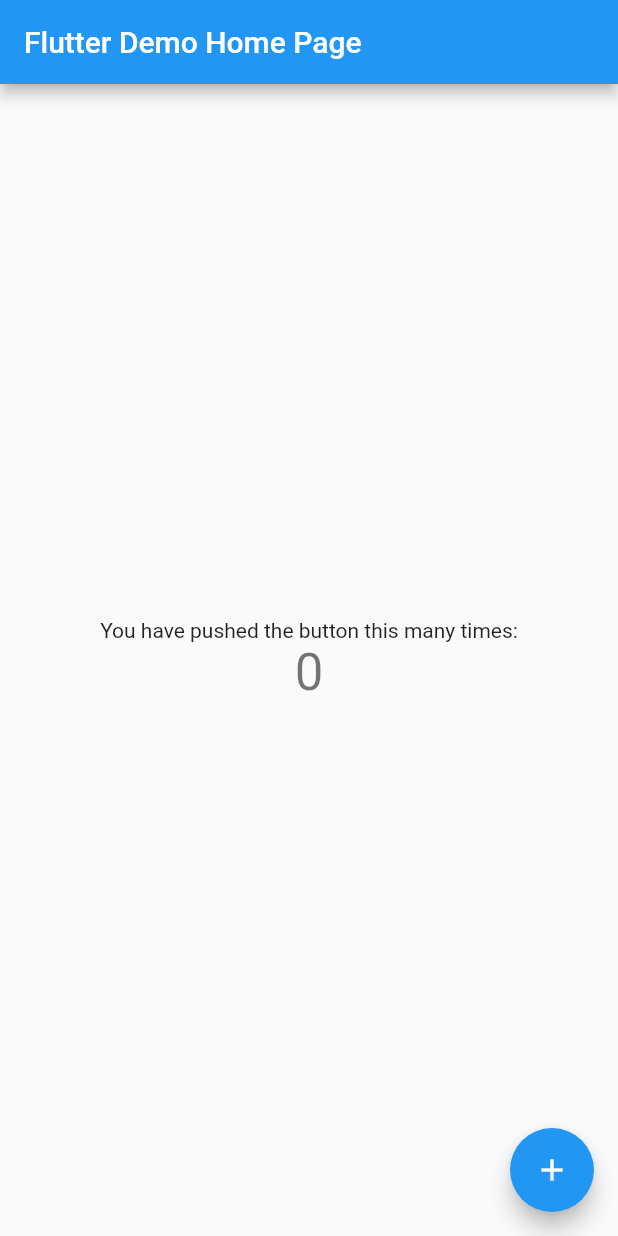
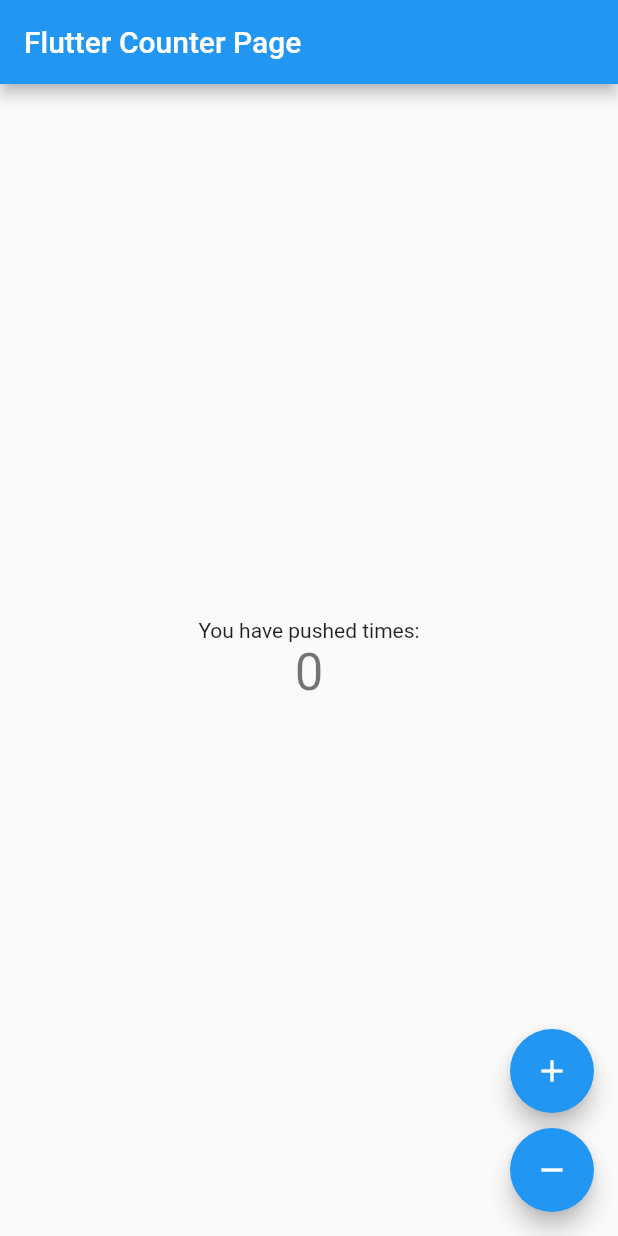
Before and after one commit to MinhCuongIT/flutter_web, a Flutter app: the screen it shows after launch, on a phone screen of 412 x 824 dp. Run offline on Flutter 3.47's test engine with Material 2 defaults, Android fonts, the phone set to English and light mode, and no system bars.

Commit message:
clean code

```diff
--- a/lib/main.dart
+++ b/lib/main.dart
@@ -7,39 +7,23 @@
 class MyApp extends StatelessWidget {
   const MyApp({super.key});
 
-  // This widget is the root of your application.
   @override
   Widget build(BuildContext context) {
     return MaterialApp(
-      title: 'Flutter Demo',
+      title: 'Flutter Counter',
       theme: ThemeData(
-        // This is the theme of your application.
-        //
-        // Try running your application with "flutter run". You'll see the
-        // application has a blue toolbar. Then, without quitting the app, try
-        // changing the primarySwatch below to Colors.green and then invoke
-        // "hot reload" (press "r" in the console where you ran "flutter run",
-        // or simply save your changes to "hot reload" in a Flutter IDE).
-        // Notice that the counter didn't reset back to zero; the application
-        // is not restarted.
         primarySwatch: Colors.blue,
       ),
-      home: const MyHomePage(title: 'Flutter Demo Home Page'),
+      home: const MyHomePage(title: 'Flutter Counter Page'),
     );
   }
 }
 
 class MyHomePage extends StatefulWidget {
-  const MyHomePage({super.key, required this.title});
-
-  // This widget is the home page of your application. It is stateful, meaning
-  // that it has a State object (defined below) that contains fields that affect
-  // how it looks.
-
-  // This class is the configuration for the state. It holds the values (in this
-  // case the title) provided by the parent (in this case the App widget) and
-  // used by the build method of the State. Fields in a Widget subclass are
-  // always marked "final".
+  const MyHomePage({
+    super.key,
+    required this.title,
+  });
 
   final String title;
 
@@ -52,51 +36,28 @@
 
   void _incrementCounter() {
     setState(() {
-      // This call to setState tells the Flutter framework that something has
-      // changed in this State, which causes it to rerun the build method below
-      // so that the display can reflect the updated values. If we changed
-      // _counter without calling setState(), then the build method would not be
-      // called again, and so nothing would appear to happen.
       _counter++;
+    });
+  }
+
+  void _decrementCounter() {
+    setState(() {
+      _counter--;
     });
   }
 
   @override
   Widget build(BuildContext context) {
-    // This method is rerun every time setState is called, for instance as done
-    // by the _incrementCounter method above.
-    //
-    // The Flutter framework has been optimized to make rerunning build methods
-    // fast, so that you can just rebuild anything that needs updating rather
-    // than having to individually change instances of widgets.
     return Scaffold(
       appBar: AppBar(
-        // Here we take the value from the MyHomePage object that was created by
-        // the App.build method, and use it to set our appbar title.
         title: Text(widget.title),
       ),
       body: Center(
-        // Center is a layout widget. It takes a single child and positions it
-        // in the middle of the parent.
         child: Column(
-          // Column is also a layout widget. It takes a list of children and
-          // arranges them vertically. By default, it sizes itself to fit its
-          // children horizontally, and tries to be as tall as its parent.
-          //
-          // Invoke "debug painting" (press "p" in the console, choose the
-          // "Toggle Debug Paint" action from the Flutter Inspector in Android
-          // Studio, or the "Toggle Debug Paint" command in Visual Studio Code)
-          // to see the wireframe for each widget.
-          //
-          // Column has various properties to control how it sizes itself and
-          // how it positions its children. Here we use mainAxisAlignment to
-          // center the children vertically; the main axis here is the vertical
-          // axis because Columns are vertical (the cross axis would be
-          // horizontal).
           mainAxisAlignment: MainAxisAlignment.center,
           children: <Widget>[
             const Text(
-              'You have pushed the button this many times:',
+              'You have pushed times:',
             ),
             Text(
               '$_counter',
@@ -105,11 +66,22 @@
           ],
         ),
       ),
-      floatingActionButton: FloatingActionButton(
-        onPressed: _incrementCounter,
-        tooltip: 'Increment',
-        child: const Icon(Icons.add),
-      ), // This trailing comma makes auto-formatting nicer for build methods.
+      floatingActionButton: Column(
+        mainAxisAlignment: MainAxisAlignment.end,
+        children: [
+          FloatingActionButton(
+            onPressed: _incrementCounter,
+            tooltip: 'Increment',
+            child: const Icon(Icons.add),
+          ),
+          const SizedBox(height: 10.0),
+          FloatingActionButton(
+            onPressed: _decrementCounter,
+            tooltip: 'Decrement',
+            child: const Icon(Icons.remove),
+          ),
+        ],
+      ),
     );
   }
 }
```
Also changed, not shown: pubspec.yaml (+3 -69 lines).
